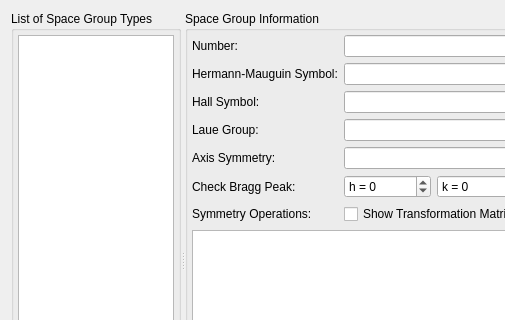
Above: ui/sglist.ui from tweber-ill/frm_mirror-takin1 before the change; both pictures show x 0 to 505 and y 0 to 320 of the 636 by 520 pixel window. Below: the same form after it.
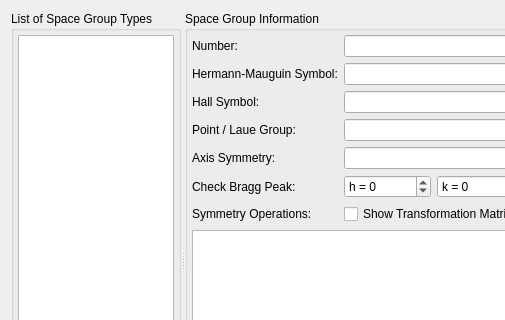
That is the form after the change.

Commit message: added point groups to sg dialog

```diff
--- a/ui/sglist.ui
+++ b/ui/sglist.ui
@@ -124,7 +124,7 @@
        <item row="3" column="0">
         <widget class="QLabel" name="label_5">
          <property name="text">
-          <string>Laue Group:</string>
+          <string>Point / Laue Group:</string>
          </property>
         </widget>
        </item>
```
The commit also changes 4 other files.
